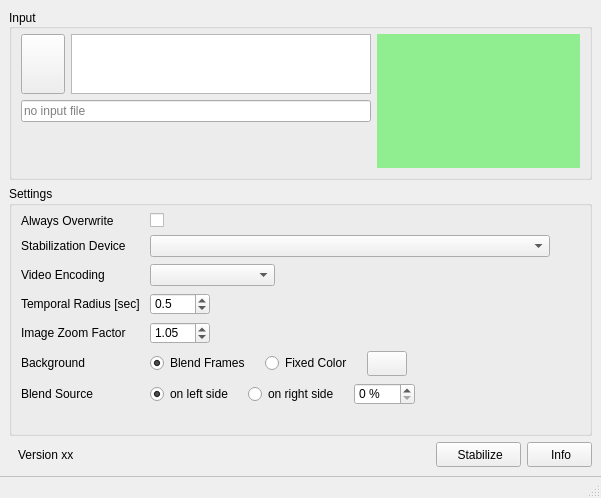
This is cuvistaGui/cuvistaGui.ui in RainerMtb/cuvista as Qt 5 draws it before an edit. The edited form follows.
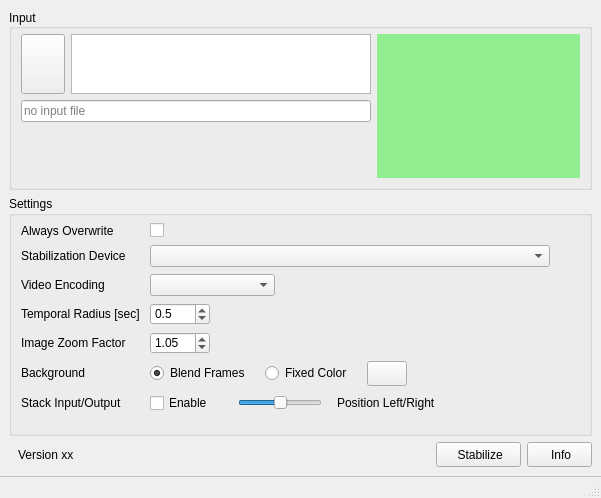
This is the edited form. Icons and pictures are not drawn. Custom widgets are drawn as their Qt base class.

Diff of the .ui file:
```diff
--- a/cuvistaGui/cuvistaGui.ui
+++ b/cuvistaGui/cuvistaGui.ui
@@ -200,7 +200,7 @@
       <property name="minimumSize">
        <size>
         <width>0</width>
-        <height>250</height>
+        <height>240</height>
        </size>
       </property>
       <property name="maximumSize">
@@ -489,7 +489,7 @@
           </sizepolicy>
          </property>
          <property name="text">
-          <string>Blend Source</string>
+          <string>Stack Input/Output</string>
          </property>
         </widget>
        </item>
@@ -499,51 +499,64 @@
           <number>15</number>
          </property>
          <item>
-          <widget class="QRadioButton" name="radioBlendLeft">
+          <widget class="QCheckBox" name="chkStack">
            <property name="toolTip">
             <string>show original footage on left side</string>
            </property>
            <property name="text">
-            <string>on left side</string>
+            <string>Enable</string>
            </property>
-           <property name="checked">
-            <bool>true</bool>
-           </property>
-           <attribute name="buttonGroup">
-            <string notr="true">buttonGroupBlendSide</string>
-           </attribute>
           </widget>
          </item>
          <item>
-          <widget class="QRadioButton" name="radioBlendRight">
-           <property name="toolTip">
-            <string>show original footage on right side</string>
+          <spacer name="horizontalSpacer_2">
+           <property name="orientation">
+            <enum>Qt::Horizontal</enum>
            </property>
-           <property name="text">
-            <string>on right side</string>
+           <property name="sizeType">
+            <enum>QSizePolicy::Fixed</enum>
            </property>
-           <attribute name="buttonGroup">
-            <string notr="true">buttonGroupBlendSide</string>
-           </attribute>
-          </widget>
-         </item>
-         <item>
-          <widget class="QSpinBox" name="spinBlend">
-           <property name="minimumSize">
+           <property name="sizeHint" stdset="0">
             <size>
-             <width>60</width>
+             <width>10</width>
              <height>0</height>
             </size>
            </property>
+          </spacer>
+         </item>
+         <item>
+          <widget class="QSlider" name="slideStack">
+           <property name="sizePolicy">
+            <sizepolicy hsizetype="Preferred" vsizetype="Fixed">
+             <horstretch>0</horstretch>
+             <verstretch>0</verstretch>
+            </sizepolicy>
+           </property>
+           <property name="maximumSize">
+            <size>
+             <width>16777215</width>
+             <height>16777215</height>
+            </size>
+           </property>
            <property name="toolTip">
             <string>percentage of width covered by original footage</string>
            </property>
-           <property name="suffix">
-            <string> %</string>
+           <property name="minimum">
+            <number>-100</number>
            </property>
            <property name="maximum">
             <number>100</number>
            </property>
+           <property name="orientation">
+            <enum>Qt::Horizontal</enum>
+           </property>
+          </widget>
+         </item>
+         <item>
+          <widget class="QLabel" name="lblStack">
+           <property name="text">
+            <string>Position Left/Right</string>
+           </property>
           </widget>
          </item>
         </layout>
```
Left out of the diff: 5 changed lines with no effect on the pictures.
